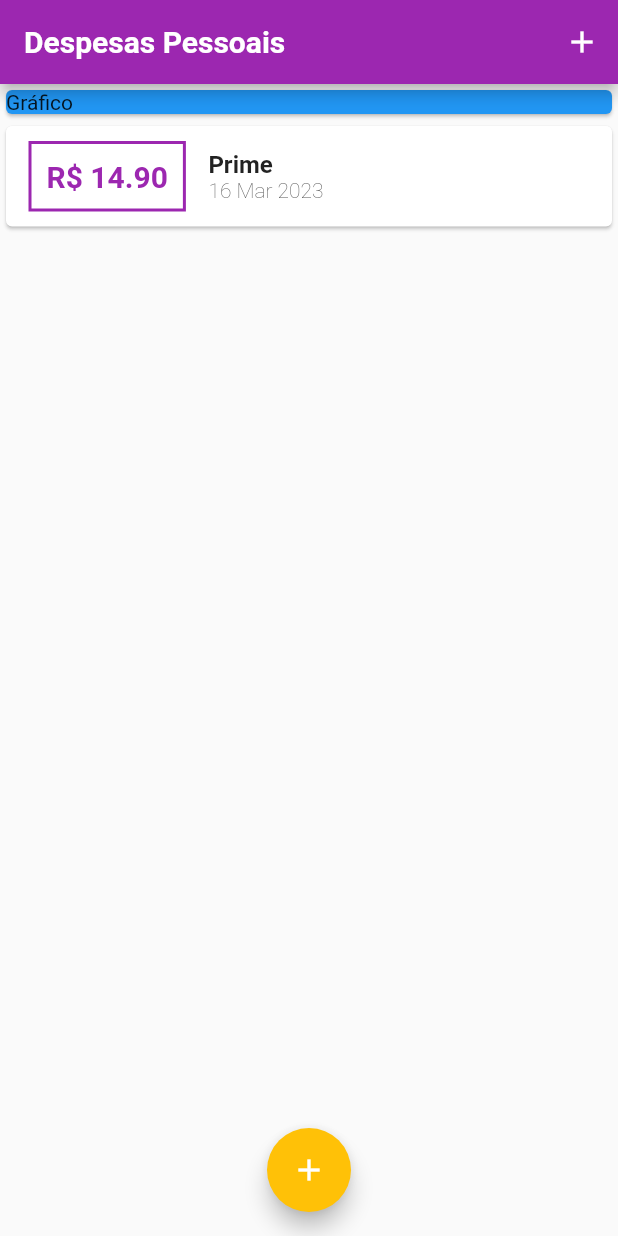
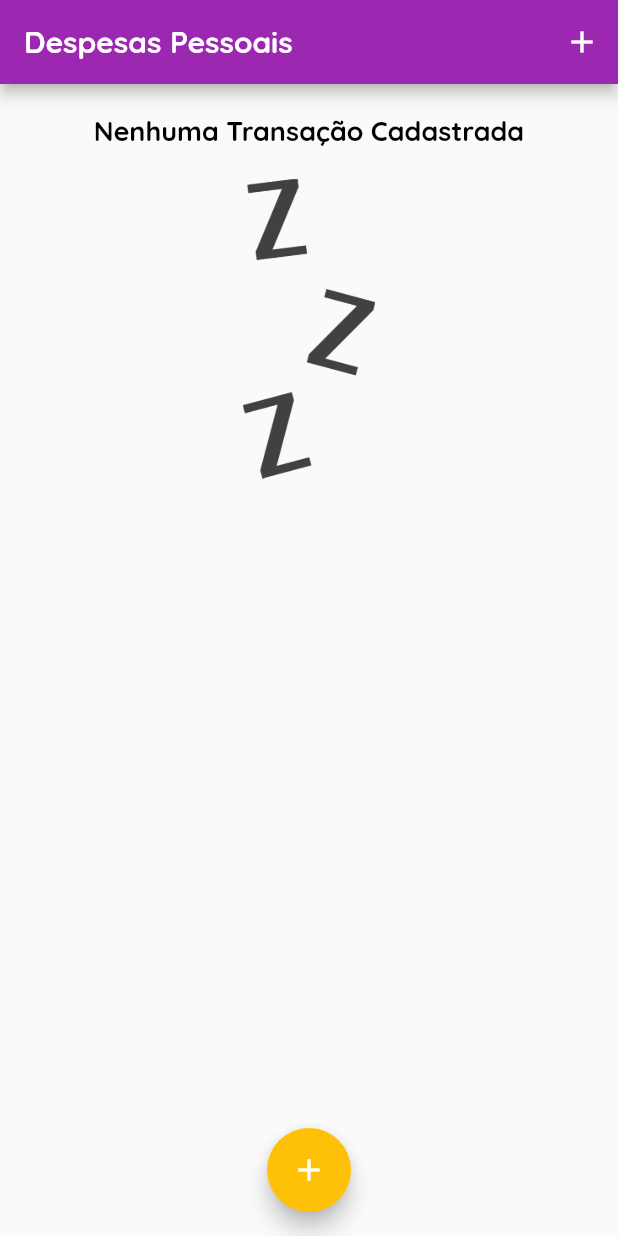
Before and after one commit to HenriqueCisi/project_finances_control, a Flutter app: the screen it shows after launch, on a phone screen of 412 x 824 dp. Run offline on Flutter 3.47's test engine with Material 2 defaults, Android fonts, the phone set to English and light mode, and no system bars.

Commit message:
adds font, image + refactor o transaction list

```diff
--- a/lib/components/transaction_form.dart
+++ b/lib/components/transaction_form.dart
@@ -1,7 +1,4 @@
 import 'package:flutter/material.dart';
-import 'package:flutter/src/widgets/framework.dart';
-import 'package:flutter/src/widgets/placeholder.dart';
-import 'package:project_finances_control/models/transaction.dart';
 
 class TransactionForm extends StatefulWidget {
   final void Function(String, double) addTransaction;
--- a/lib/components/transaction_list.dart
+++ b/lib/components/transaction_list.dart
@@ -10,9 +10,29 @@ class TransactionList extends StatelessWidget {
   Widget build(BuildContext context) {
     return SizedBox(
       height: 550,
-      child: ListView.builder(
+      child: transactions.isEmpty
+          ? Column(
+              children: [
+                const SizedBox(
+                  height: 20,
+                ),
+                Text('Nenhuma Transação Cadastrada',
+                    style: Theme.of(context).textTheme.titleLarge),
+                const SizedBox(
+                  height: 20,
+                ),
+                Container(
+                  height: 200,
+                  child: Image.asset(
+                    'assets/images/waiting.png',
+                    fit: BoxFit.cover,
+                  ),
+                )
+              ],
+            )
+          : ListView.builder(
               itemCount: transactions.length,
-        itemBuilder: (ctx, index){
+              itemBuilder: (ctx, index) {
                 final tr = transactions[index];
                 return Card(
                   child: Row(children: [
--- a/lib/main.dart
+++ b/lib/main.dart
@@ -1,6 +1,7 @@
 import 'dart:math';
 
 import 'package:flutter/material.dart';
+import 'package:project_finances_control/components/chart.dart';
 import 'package:project_finances_control/components/transaction_form.dart';
 
 import 'components/transaction_list.dart';
@@ -18,22 +19,19 @@ class ExpensesAPP extends StatelessWidget {
     return MaterialApp(
         home: const MyHomePage(),
         theme: ourTheme.copyWith(
-            colorScheme: ourTheme.colorScheme.copyWith(
-                  primary: Colors.purple,
-                  secondary: Colors.amber),
+            colorScheme: ourTheme.colorScheme
+                .copyWith(primary: Colors.purple, secondary: Colors.amber),
             textTheme: ourTheme.textTheme.copyWith(
                 titleLarge: const TextStyle(
-                    fontFamily: 'OpenSans',
+                    fontFamily: 'Quicksand',
                     fontSize: 18,
                     fontWeight: FontWeight.bold,
                     color: Colors.black)),
-
             appBarTheme: const AppBarTheme(
                 titleTextStyle: TextStyle(
-                    fontFamily: 'OpenSans',
+                    fontFamily: 'Quicksand',
                     fontSize: 20,
-                    fontWeight: FontWeight.bold))
-                ));
+                    fontWeight: FontWeight.bold))));
   }
 }
 
@@ -45,12 +43,12 @@ class MyHomePage extends StatefulWidget {
 }
 
 class _MyHomePageState extends State<MyHomePage> {
-  final _transactions = [
+  final List<Transaction> _transactions = [
     // Transaction(
     //     id: 't1', title: 'Conta de Água', value: 50.00, date: DateTime.now()),
     // Transaction(
     //     id: 't2', title: 'Conta de Luz', value: 55.00, date: DateTime.now()),
-    Transaction(id: 't3', title: 'Prime', value: 14.90, date: DateTime.now()),
+    // Transaction(id: 't3', title: 'Prime', value: 14.90, date: DateTime.now()),
   ];
 
   _openTransactionModal(BuildContext context) {
@@ -91,10 +89,7 @@ class _MyHomePageState extends State<MyHomePage> {
           // mainAxisAlignment: MainAxisAlignment.spaceAround,
           crossAxisAlignment: CrossAxisAlignment.stretch,
           children: <Widget>[
-            const Card(
-              color: Colors.blue,
-              child: Text('Gráfico'),
-            ),
+            // Chart(),
             TransactionList(_transactions),
           ],
         ),
```
Also changed, not shown: pubspec.yaml (+18 -14 lines), assets/fonts/OpenSans-Bold.ttf (added), assets/fonts/OpenSans-Regular.ttf (added), assets/fonts/Quicksand-Bold.ttf (added), assets/fonts/Quicksand-Light.ttf (added), assets/fonts/Quicksand-Medium.ttf (added), assets/fonts/Quicksand-Regular.ttf (added), assets/images/waiting.png (added). Lines whose indentation alone changed are shown as unchanged.
